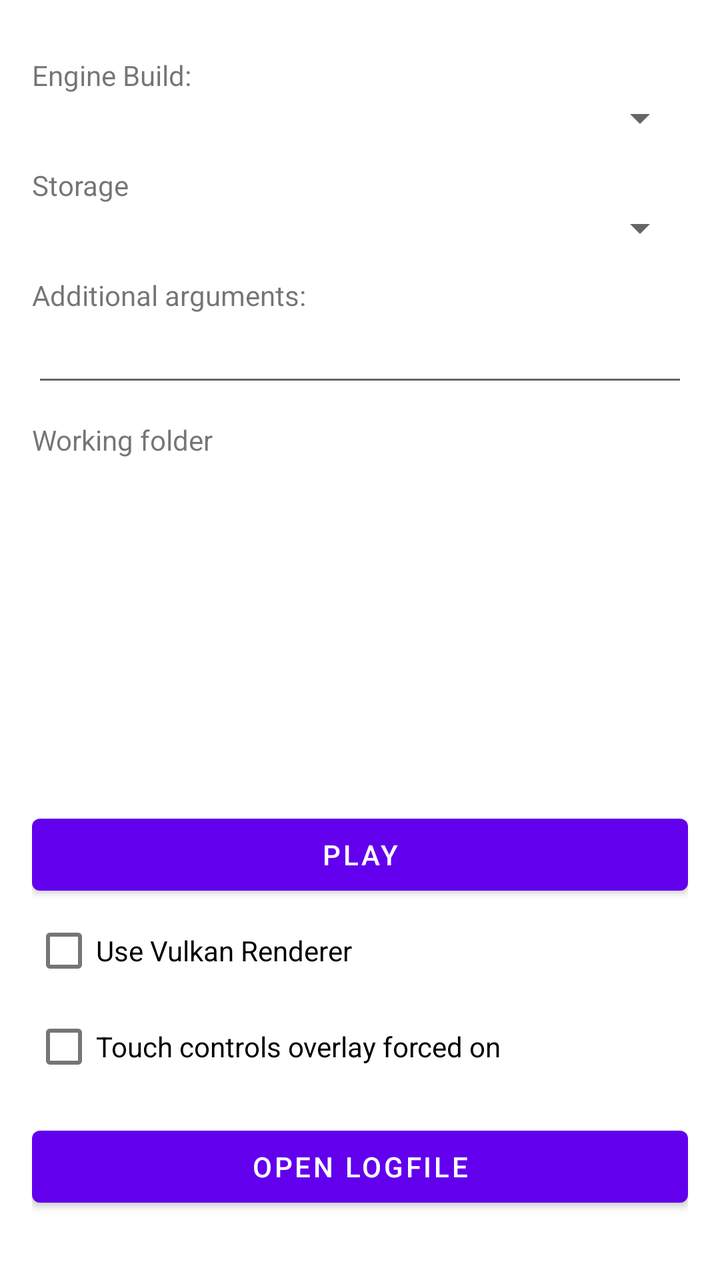
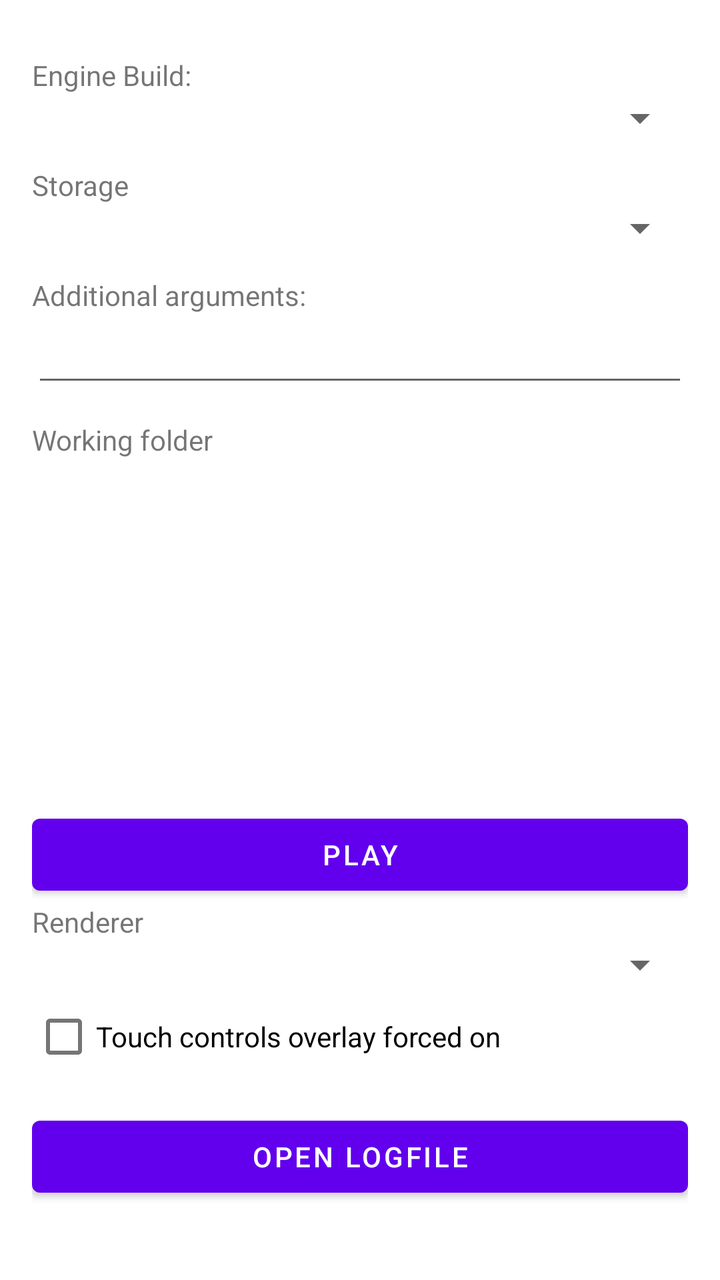

Before-and-after screenshots of an Android layout around one commit, followed by the original layout XML and the change that was made.
<!-- AndroidManifest.xml: application theme Theme.FSOWrapper -->
<!-- res/layout/activity_main.xml -->
<?xml version="1.0" encoding="utf-8"?>
<ScrollView xmlns:android="http://schemas.android.com/apk/res/android"
	android:layout_width="match_parent"
	android:layout_height="match_parent"
	android:layout_marginTop="50dp"
	android:scrollbarAlwaysDrawVerticalTrack="true">

	<LinearLayout
		android:id="@+id/root"
		android:layout_width="match_parent"
		android:layout_height="match_parent"
		android:orientation="vertical"
		android:padding="16dp">

		<TextView
			android:layout_width="match_parent"
			android:layout_height="wrap_content"
			android:layout_marginTop="12dp"
			android:text="Engine Build:" />

		<Spinner
			android:id="@+id/spEngine"
			android:layout_width="match_parent"
			android:layout_height="wrap_content" />

		<TextView
			android:layout_width="match_parent"
			android:layout_height="wrap_content"
			android:layout_marginTop="12dp"
			android:text="Storage" />

		<Spinner
			android:id="@+id/spWfolder"
			android:layout_width="match_parent"
			android:layout_height="wrap_content" />

		<TextView
			android:layout_width="match_parent"
			android:layout_height="wrap_content"
			android:layout_marginTop="12dp"
			android:text="Additional arguments:" />

		<EditText
			android:id="@+id/etArgs"
			android:layout_width="match_parent"
			android:layout_height="wrap_content"
			android:imeOptions="actionDone"
			android:inputType="text"
			android:singleLine="true" />

		<TextView
			android:layout_width="match_parent"
			android:layout_height="wrap_content"
			android:layout_marginTop="12dp"
			android:text="Working folder" />

		<ScrollView
			android:layout_width="match_parent"
			android:layout_height="150dp"
			android:fillViewport="true">

			<RadioGroup
				android:id="@+id/rgRootSubdir"
				android:layout_width="match_parent"
				android:layout_height="wrap_content"
				android:orientation="vertical" />
		</ScrollView>

		<Button
			android:id="@+id/btnPlay"
			android:layout_width="match_parent"
			android:layout_height="wrap_content"
			android:layout_marginTop="24dp"
			android:text="Play" />
			
		<CheckBox
			android:id="@+id/useVulkan"
			android:layout_width="match_parent"
			android:layout_height="wrap_content"
			android:text="Use Vulkan Renderer" />

		<CheckBox
			android:id="@+id/touchControlsCheckBox"
			android:layout_width="match_parent"
			android:layout_height="wrap_content"
			android:text="Touch controls overlay forced on" />

		<Button
			android:id="@+id/btnOpenLog"
			android:layout_width="match_parent"
			android:layout_height="wrap_content"
			android:layout_marginTop="12dp"
			android:text="Open Logfile" />

	</LinearLayout>
</ScrollView>
<!-- resources referenced by this layout -->
<resources>
  <style name="Theme.FSOWrapper" parent="Theme.MaterialComponents.DayNight.DarkActionBar">
          <item name="colorPrimary">@color/purple_500</item>
          <item name="colorPrimaryVariant">@color/purple_700</item>
          <item name="colorOnPrimary">@color/white</item>
          <item name="colorSecondary">@color/teal_200</item>
          <item name="colorSecondaryVariant">@color/teal_700</item>
          <item name="colorOnSecondary">@color/black</item>
          <item name="android:statusBarColor">?attr/colorPrimaryVariant</item>
      </style>
  <color name="purple_500">#FF6200EE</color>
  <color name="purple_700">#FF3700B3</color>
  <color name="white">#FFFFFFFF</color>
  <color name="teal_200">#FF03DAC5</color>
  <color name="teal_700">#FF018786</color>
  <color name="black">#FF000000</color>
</resources>

<!-- the commit's change to res/layout/activity_main.xml (unified diff, before → after) -->
@@ -73,11 +73,29 @@
 			android:layout_marginTop="24dp"
 			android:text="Play" />
 			
-		<CheckBox
-			android:id="@+id/useVulkan"
+		<TextView
 			android:layout_width="match_parent"
 			android:layout_height="wrap_content"
-			android:text="Use Vulkan Renderer" />
+			android:text="@string/renderer_label" />
+
+		<Spinner
+			android:id="@+id/spRenderer"
+			android:layout_width="match_parent"
+			android:layout_height="wrap_content" />
+
+		<Button
+			android:id="@+id/btnImportVulkanDriver"
+			android:layout_width="match_parent"
+			android:layout_height="wrap_content"
+			android:text="@string/vulkan_driver_import"
+			android:visibility="gone" />
+
+		<TextView
+			android:id="@+id/vulkanDriverStatus"
+			android:layout_width="match_parent"
+			android:layout_height="wrap_content"
+			android:text="@string/vulkan_driver_missing"
+			android:visibility="gone" />
 
 		<CheckBox
 			android:id="@+id/touchControlsCheckBox"
<!-- resource entries referenced after the edit -->
@@ -1,5 +1,8 @@
 <!-- resources referenced by this layout -->
 <resources>
+  <string name="renderer_label">Renderer</string>
+  <string name="vulkan_driver_import">Import driver ZIP</string>
+  <string name="vulkan_driver_missing">Import an AdrenoTools driver ZIP to use custom Vulkan.</string>
   <style name="Theme.FSOWrapper" parent="Theme.MaterialComponents.DayNight.DarkActionBar">
           <item name="colorPrimary">@color/purple_500</item>
           <item name="colorPrimaryVariant">@color/purple_700</item>
